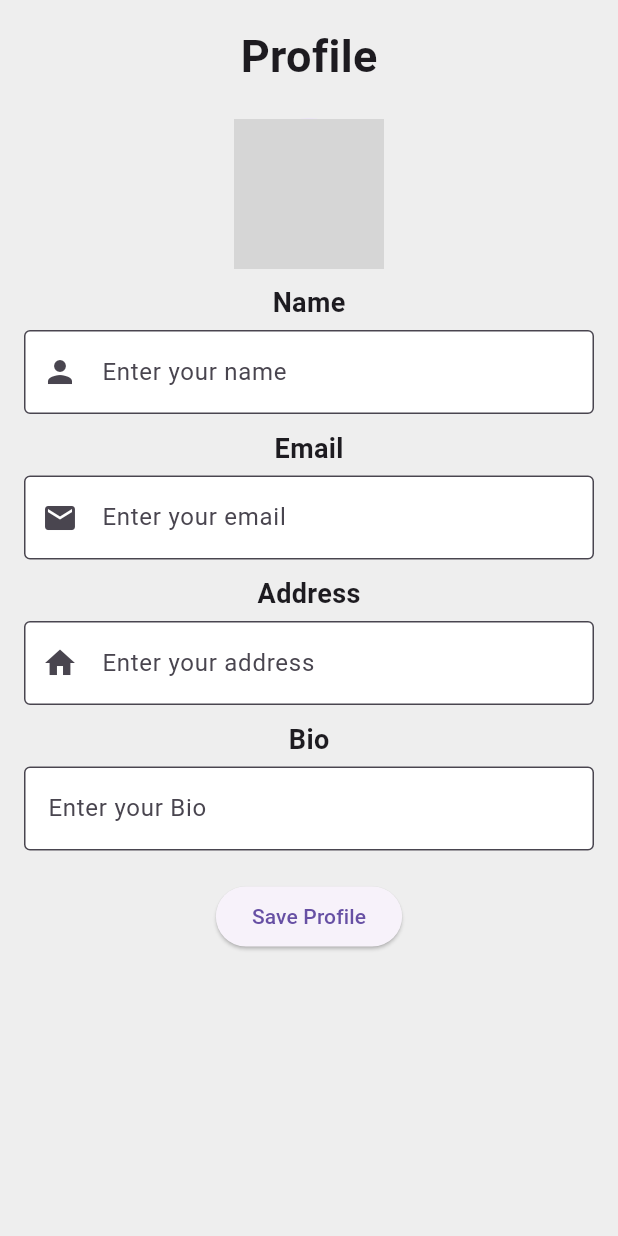
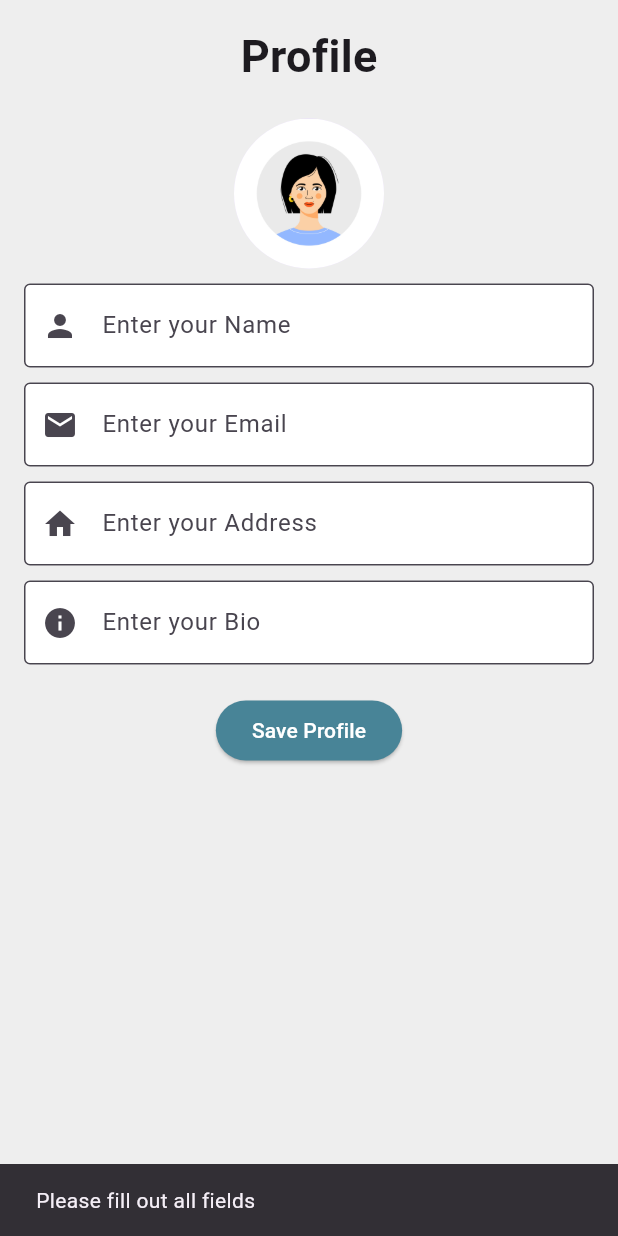
Before and after one commit to SalmHossam/Sherophopia, a Flutter app: the ProfileTab screen opened directly, after a tap on "Save Profile", on a phone screen of 412 x 824 dp. Run offline on Flutter 3.47's test engine with Material 3 defaults, Android fonts, the phone set to English and light mode, and no system bars; our stand-ins replace cloud_firestore, file_picker, firebase_auth, firebase_core, firebase_crashlytics, firebase_storage and 10 more; missing offline and left inert: agora_rtc_engine, booking_calendar; accounts and stored records are empty; grey boxes are pictures that could not be loaded.

Commit message:
Update profileTab.dart

```diff
--- a/lib/Tabs/profileTab.dart
+++ b/lib/Tabs/profileTab.dart
@@ -1,111 +1,58 @@
 import 'package:flutter/material.dart';
-import 'package:firebase_auth/firebase_auth.dart';
 import 'package:cloud_firestore/cloud_firestore.dart';
-import 'package:firebase_storage/firebase_storage.dart';
-import 'package:image_picker/image_picker.dart';
-import 'dart:io';
 
 class ProfileTab extends StatefulWidget {
-  const ProfileTab({super.key});
+  const ProfileTab({Key? key}) : super(key: key);
 
   @override
   _ProfileTabState createState() => _ProfileTabState();
 }
 
 class _ProfileTabState extends State<ProfileTab> {
-  final _auth = FirebaseAuth.instance;
-  final _firestore = FirebaseFirestore.instance;
-  final _storage = FirebaseStorage.instance;
-  final _picker = ImagePicker();
+  TextEditingController _nameController = TextEditingController();
+  TextEditingController _emailController = TextEditingController();
+  TextEditingController _addressController = TextEditingController();
+  TextEditingController _bioController = TextEditingController();
 
-  User? _currentUser;
-  String _username = '';
-  String _profileImageUrl = '';
-
-  late TextEditingController _nameController;
-  late TextEditingController _emailController;
-  late TextEditingController _addressController;
-  late TextEditingController _bioController;
-
-  @override
-  void initState() {
-    super.initState();
-    _currentUser = _auth.currentUser;
-    _username = _currentUser?.email ?? ''; // Assuming username is the email
-    _nameController = TextEditingController();
-    _emailController = TextEditingController();
-    _addressController = TextEditingController();
-    _bioController = TextEditingController();
-
-    if (_currentUser != null) {
-      _loadUserProfile();
-    }
+  void _saveProfileData() {
+    // Check if any of the required fields are empty
+    if (_nameController.text.isEmpty ||
+        _emailController.text.isEmpty ||
+        _addressController.text.isEmpty ||
+        _bioController.text.isEmpty) {
+      ScaffoldMessenger.of(context).showSnackBar(
+        SnackBar(content: Text('Please fill out all fields')),
+      );
+      return;
     }
 
-  @override
-  void dispose() {
-    _nameController.dispose();
-    _emailController.dispose();
-    _addressController.dispose();
-    _bioController.dispose();
-    super.dispose();
-  }
-
-  Future<void> _loadUserProfile() async {
-    try {
-      final userDoc = await _firestore.collection('userProfiles').doc(_username).get();
-      if (userDoc.exists) {
-        setState(() {
-          _nameController.text = userDoc['name'];
-          _emailController.text = userDoc['email'];
-          _addressController.text = userDoc['address'];
-          _bioController.text = userDoc['bio'];
-          _profileImageUrl = userDoc['profileImageUrl'];
-        });
-        print('User profile loaded');
-      } else {
-        print('User profile document does not exist');
-      }
-    } catch (e) {
-      print('Error loading user profile: $e');
-    }
-  }
-
-  Future<void> _updateUserProfile() async {
-    if (_username.isEmpty) {
-      print('Username is empty. Cannot update profile.');
-      return;
-    }
-    try {
-      await _firestore.collection('userProfiles').doc(_username).set({
+    // Create a document with email as the document ID
+    FirebaseFirestore.instance
+        .collection('profiles')
+        .doc(_emailController.text) // Use email as document ID
+        .set({
       'name': _nameController.text,
       'email': _emailController.text,
       'address': _addressController.text,
       'bio': _bioController.text,
-        'profileImageUrl': _profileImageUrl,
+    })
+        .then((value) => {
+      // Success
+      ScaffoldMessenger.of(context).showSnackBar(
+        SnackBar(content: Text('Profile saved successfully')),
+      ),
+      // Clear text fields
+      _nameController.clear(),
+      _emailController.clear(),
+      _addressController.clear(),
+      _bioController.clear(),
+    })
+        .catchError((error) => {
+      // Error
+      ScaffoldMessenger.of(context).showSnackBar(
+        SnackBar(content: Text('Failed to save profile')),
+      ),
     });
-      print('User profile updated');
-    } catch (e) {
-      print('Error updating user profile: $e');
-    }
-  }
-
-  Future<void> _pickImage() async {
-    try {
-      final pickedFile = await _picker.pickImage(source: ImageSource.gallery);
-      if (pickedFile != null) {
-        File imageFile = File(pickedFile.path);
-        UploadTask uploadTask = _storage.ref('profile_images/$_username').putFile(imageFile);
-        final snapshot = await uploadTask.whenComplete(() => {});
-        final downloadUrl = await snapshot.ref.getDownloadURL();
-        setState(() {
-          _profileImageUrl = downloadUrl;
-        });
-        _updateUserProfile();
-      }
-    } catch (e) {
-      print('Error picking image: $e');
-    }
   }
 
   @override
@@ -113,7 +60,6 @@ class _ProfileTabState extends State<ProfileTab> {
     return Scaffold(
       backgroundColor: Colors.grey[200],
       body: SingleChildScrollView(
-        child: Padding(
         padding: const EdgeInsets.all(16.0),
         child: Column(
           crossAxisAlignment: CrossAxisAlignment.center,
@@ -124,92 +70,49 @@ class _ProfileTabState extends State<ProfileTab> {
             ),
             SizedBox(height: 20),
             Center(
-                child: GestureDetector(
-                  onTap: _pickImage,
               child: CircleAvatar(
                 radius: 50,
-                    backgroundImage: _profileImageUrl.isNotEmpty
-                        ? NetworkImage(_profileImageUrl)
-                        : AssetImage('assets/images/profile.png') as ImageProvider,
-                  ),
+                backgroundImage: AssetImage('assets/images/profile.jpg'),
               ),
             ),
             SizedBox(height: 10),
-              Text(
-                "Name",
-                style: TextStyle(fontSize: 18, fontWeight: FontWeight.bold),
+            _buildTextField(_nameController, 'Name', Icons.person),
+            SizedBox(height: 10),
+            _buildTextField(_emailController, 'Email', Icons.email),
+            SizedBox(height: 10),
+            _buildTextField(_addressController, 'Address', Icons.home),
+            SizedBox(height: 10),
+            _buildTextField(_bioController, 'Bio', Icons.info),
+            SizedBox(height: 20),
+            ElevatedButton(
+              onPressed: _saveProfileData,
+              style: ButtonStyle(
+                backgroundColor: MaterialStateProperty.all<Color>(
+                    Color.fromRGBO(72, 132, 151, 1)),
               ),
-              SizedBox(height: 5),
-              TextField(
+              child: Text(
+                'Save Profile',
+                style: TextStyle(color: Colors.white), // Text color
+              ),
+            ),
+          ],
+        ),
+      ),
+    );
+  }
+
+  Widget _buildTextField(
+      TextEditingController controller, String label, IconData icon) {
+    return TextField(
+      controller: controller,
       decoration: InputDecoration(
         border: OutlineInputBorder(),
-                  labelText: 'Enter your name',
-                  prefixIcon: Icon(Icons.person),
+        labelText: 'Enter your $label',
+        prefixIcon: Icon(icon),
         filled: true,
         fillColor: Colors.white,
       ),
       style: TextStyle(fontSize: 16),
-                controller: _nameController,
-              ),
-              SizedBox(height: 10),
-              Text(
-                "Email",
-                style: TextStyle(fontSize: 18, fontWeight: FontWeight.bold),
-              ),
-              SizedBox(height: 5),
-              TextField(
-                decoration: InputDecoration(
-                  border: OutlineInputBorder(),
-                  labelText: 'Enter your email',
-                  prefixIcon: Icon(Icons.email),
-                  filled: true,
-                  fillColor: Colors.white,
-                ),
-                style: TextStyle(fontSize: 16),
-                controller: _emailController,
-              ),
-              SizedBox(height: 10),
-              Text(
-                "Address",
-                style: TextStyle(fontSize: 18, fontWeight: FontWeight.bold),
-              ),
-              SizedBox(height: 5),
-              TextField(
-                decoration: InputDecoration(
-                  border: OutlineInputBorder(),
-                  labelText: 'Enter your address',
-                  prefixIcon: Icon(Icons.home),
-                  filled: true,
-                  fillColor: Colors.white,
-                ),
-                style: TextStyle(fontSize: 16),
-                controller: _addressController,
-              ),
-              SizedBox(height: 10),
-              Text(
-                "Bio",
-                style: TextStyle(fontSize: 18, fontWeight: FontWeight.bold),
-              ),
-              SizedBox(height: 5),
-              TextFormField(
-                decoration: InputDecoration(
-                  border: OutlineInputBorder(),
-                  labelText: 'Enter your Bio',
-                  filled: true,
-                  fillColor: Colors.white,
-                ),
-                style: TextStyle(fontSize: 16),
-                controller: _bioController,
-              ),
-              SizedBox(height: 20),
-              ElevatedButton(
-                onPressed: _updateUserProfile,
-                child: Text('Save Profile'),
-              ),
-            ],
-          ),
-        ),
-      ),
     );
   }
 }
```
Lines whose indentation alone changed are shown as unchanged.
